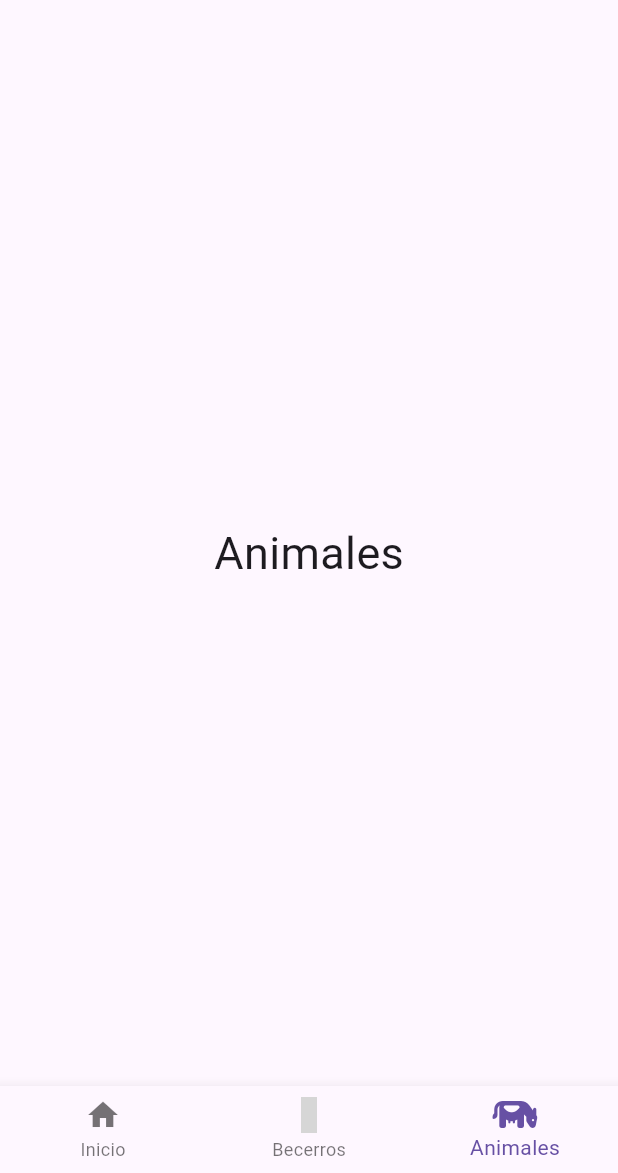
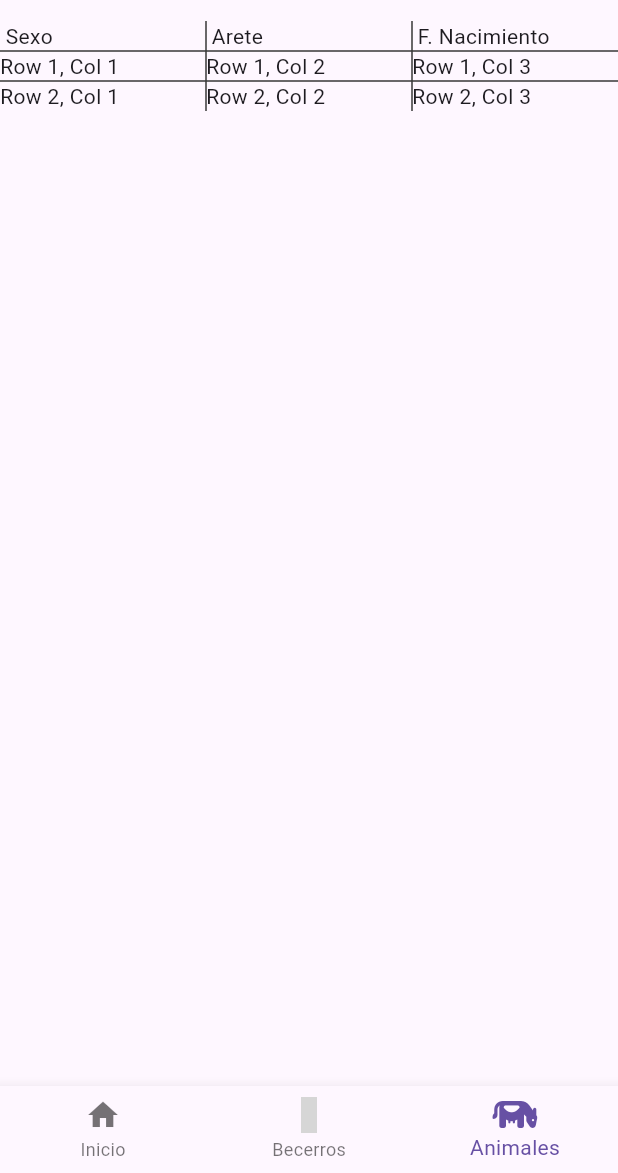
Before and after one commit to Murderd0ll/SDLG_APP, a Flutter app: the screen it shows after launch, item 3 of the bottom bar chosen, on a phone screen of 412 x 824 dp, the part 63-1236 px from its top. Run offline on Flutter 3.47's test engine with Material 3 defaults, Android fonts, the phone set to English and light mode, and no system bars; our stand-ins replace font_awesome_flutter, material_symbols_icons; network calls fail; grey boxes are pictures that could not be loaded.

Commit message:
**Una tabla hjasdjh no nada más pq no he hecho la bdd..

```diff
--- a/sdlgapp/lib/pages/PagAnimales.dart
+++ b/sdlgapp/lib/pages/PagAnimales.dart
@@ -6,9 +6,35 @@
 
   @override
   Widget build(BuildContext context) {
-    return Center(
-      child: Text("Animales", style: TextStyle(fontSize: 30)),
-    ); //Este solo es el texto pero despuésse debe agregar una tabla que muestre los datos de los animales
-    // un cuadro de busqueda y un botón para agregar nuevos
+    return Scaffold(
+      body: Table(
+        border: TableBorder.symmetric(
+          inside: BorderSide(
+            width: 1,
+            color: const Color.fromARGB(255, 56, 56, 56),
+          ),
+        ),
+        children: [
+          TableRow(
+            children: [Text(' Sexo'), Text(' Arete'), Text(' F. Nacimiento')],
+          ),
+          TableRow(
+            children: [
+              Text('Row 1, Col 1'),
+              Text('Row 1, Col 2'),
+              Text('Row 1, Col 3'),
+            ],
+          ),
+          TableRow(
+            children: [
+              Text('Row 2, Col 1'),
+              Text('Row 2, Col 2'),
+              Text('Row 2, Col 3'),
+            ],
+          ),
+        ],
+      ),
+    );
+    // falta un cuadro de busqueda y un botón para agregar nuevos
   }
 }
```
